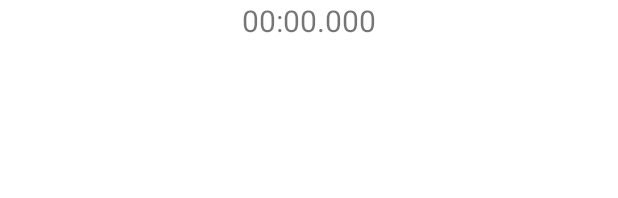
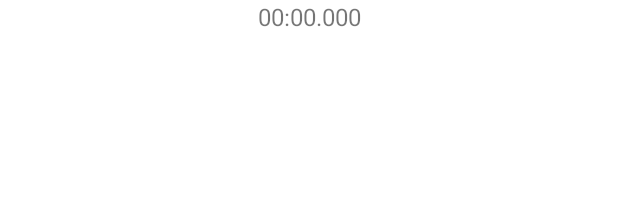
Before and after one commit to xyz32/PsicoblocTimer, an Android app: the layout list_history_item.xml on its own in the app's theme, with its tools: preview values and no code run, on a phone screen of 412 x 824 dp. Shown: the top 198 px of the screen. Run offline under Robolectric (Android 15) with nearby library versions, the phone set to English and light mode, and no system bars.

Commit message:
Reduce font size.

```diff
--- a/app/src/main/res/layout/list_history_item.xml
+++ b/app/src/main/res/layout/list_history_item.xml
@@ -6,4 +6,4 @@
     android:text="00:00.000"
     android:textAlignment="center"
     android:textAllCaps="false"
-    android:textSize="20sp" />
+    android:textSize="16sp" />
```
